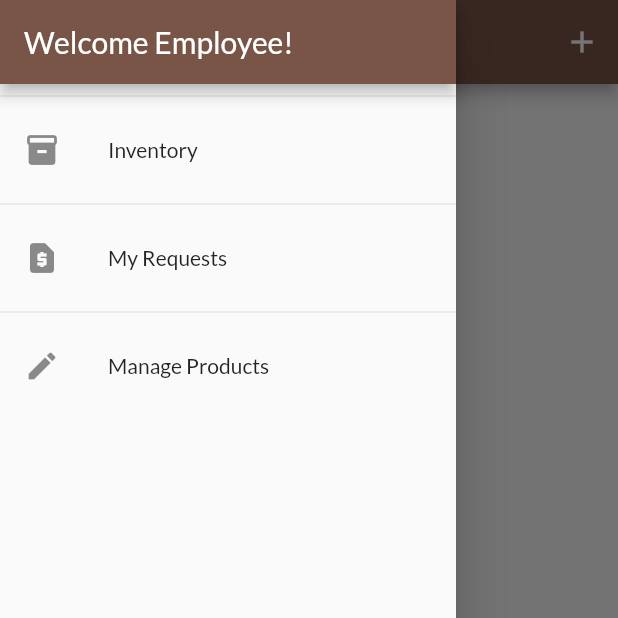
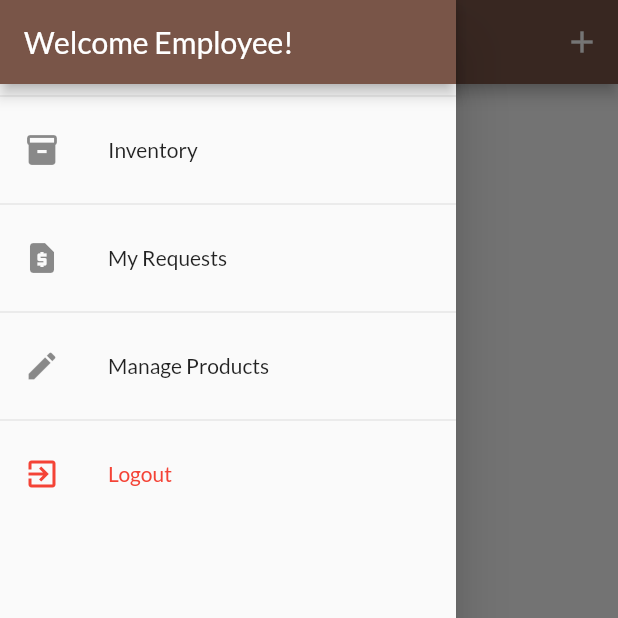
Before and after one commit to IbrahimDevp/self-training, a Flutter app: the UserProductsScreen screen opened by its route, with the side drawer open, on a phone screen of 412 x 824 dp, the top half of it. Run offline on Flutter 3.47's test engine with Material 2 defaults, Android fonts, the phone set to English and light mode, and no system bars; network calls fail.

```diff
--- a/lib/main.dart
+++ b/lib/main.dart
@@ -34,7 +34,9 @@ class MyApp extends StatelessWidget {
             value: Cart(),
           ),
           ChangeNotifierProxyProvider<Auth, Orders>(
-            update: (ctx, auth, previousOrders) => Orders(auth.token,
+            update: (ctx, auth, previousOrders) => Orders(
+                auth.token,
+                auth.userId,
                 previousOrders == null ? [] : previousOrders.orders),
           ),
         ],
--- a/lib/providers/orders.dart
+++ b/lib/providers/orders.dart
@@ -22,14 +22,17 @@ class OrderItem {
 class Orders with ChangeNotifier {
   List<OrderItem> _orders = [];
   final String authToken;
-  Orders(this.authToken, this._orders);
+  final String userId;
+
+  Orders(this.authToken, this.userId, this._orders);
+
   List<OrderItem> get orders {
     return [..._orders];
   }
 
   Future<void> fetchAndSetOrders() async {
     final url = Uri.parse(
-        'https://new-one-7194e-default-rtdb.firebaseio.com/orders.json?auth=$authToken');
+        'https://new-one-7194e-default-rtdb.firebaseio.com/orders/$userId.json?auth=$authToken');
     final response = await http.get(url);
     final List<OrderItem> loadedOrders = [];
     final extractedData = json.decode(response.body) as Map<String, dynamic>;
@@ -61,7 +64,7 @@ class Orders with ChangeNotifier {
 
   Future<void> addOrder(List<CartItem> cartProducts, double total) async {
     final url = Uri.parse(
-        'https://new-one-7194e-default-rtdb.firebaseio.com/orders.json?auth=$authToken');
+        'https://new-one-7194e-default-rtdb.firebaseio.com/orders/$userId.json?auth=$authToken');
     final timestamp = DateTime.now();
     final response = await http.post(
       url,
--- a/lib/screens/user_products_screen.dart
+++ b/lib/screens/user_products_screen.dart
@@ -10,12 +10,14 @@ class UserProductsScreen extends StatelessWidget {
   static const routeName = '/user-products';
 
   Future<void> _refreshProducts(BuildContext context) async {
-    await Provider.of<Products>(context).fetchAndSetProducts();
+    await Provider.of<Products>(context, listen: false)
+        .fetchAndSetProducts(true);
   }
 
   @override
   Widget build(BuildContext context) {
-    final productsData = Provider.of<Products>(context);
+    // final productsData = Provider.of<Products>(context);
+    print('rebuilding...');
     return Scaffold(
       appBar: AppBar(
         title: const Text('Your Products'),
@@ -29,9 +31,17 @@ class UserProductsScreen extends StatelessWidget {
         ],
       ),
       drawer: AppDrawer(),
-      body: RefreshIndicator(
+      body: FutureBuilder(
+        future: _refreshProducts(context),
+        builder: (ctx, snapshot) =>
+            snapshot.connectionState == ConnectionState.waiting
+                ? Center(
+                    child: CircularProgressIndicator(),
+                  )
+                : RefreshIndicator(
                     onRefresh: () => _refreshProducts(context),
-        child: Padding(
+                    child: Consumer<Products>(
+                      builder: (ctx, productsData, _) => Padding(
                         padding: EdgeInsets.all(8),
                         child: ListView.builder(
                           itemCount: productsData.items.length,
@@ -48,6 +58,8 @@ class UserProductsScreen extends StatelessWidget {
                         ),
                       ),
                     ),
+                  ),
+      ),
     );
   }
 }
--- a/lib/widgets/app_drawer.dart
+++ b/lib/widgets/app_drawer.dart
@@ -1,7 +1,8 @@
 import 'package:flutter/material.dart';
-
+import 'package:provider/provider.dart';
 import '../screens/orders_screen.dart';
 import '../screens/user_products_screen.dart';
+import '../providers/auth.dart';
 
 class AppDrawer extends StatelessWidget {
   @override
@@ -39,6 +40,23 @@ class AppDrawer extends StatelessWidget {
                   .pushReplacementNamed(UserProductsScreen.routeName);
             },
           ),
+          Divider(),
+          ListTile(
+            leading: Icon(
+              Icons.exit_to_app,
+              color: Colors.red,
+            ),
+            title: Text(
+              'Logout',
+              style: TextStyle(color: Colors.red),
+            ),
+            onTap: () {
+              Navigator.of(context).pop();
+              // Navigator.of(context)
+              //     .pushReplacementNamed(UserProductsScreen.routeName);
+              Provider.of<Auth>(context, listen: false).logout();
+            },
+          ),
         ],
       ),
     );
```
Also changed, not shown: lib/providers/auth.dart (+7 -0 lines), lib/providers/products.dart (+5 -2 lines). Lines whose indentation alone changed are shown as unchanged.
